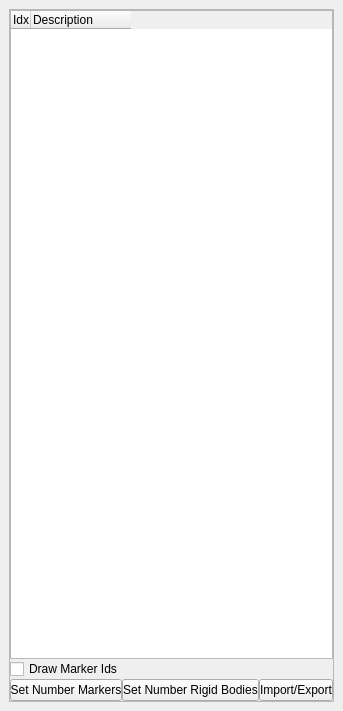
XROMMPackages/xmalab, file src/ui/ui-files/PointsDockWidget.ui: the form before one commit.
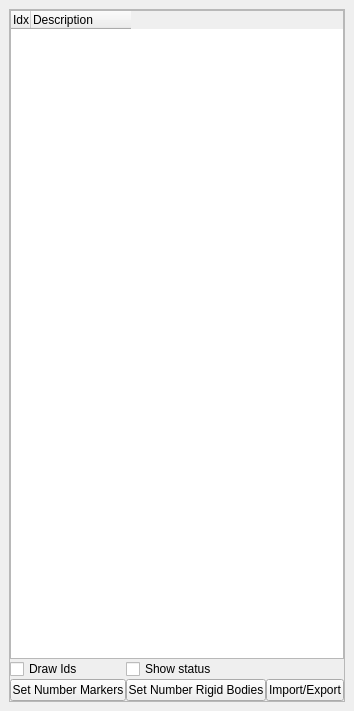
The form after the commit. Custom widgets are drawn as their Qt base class.

Commit message: MarkerStatus in PointList can be enabled and disabled via a checkbox

What changed in the file:
```diff
--- a/src/ui/ui-files/PointsDockWidget.ui
+++ b/src/ui/ui-files/PointsDockWidget.ui
@@ -6,7 +6,7 @@
    <rect>
     <x>0</x>
     <y>0</y>
-    <width>343</width>
+    <width>354</width>
     <height>711</height>
    </rect>
   </property>
@@ -28,7 +28,7 @@
         <rect>
          <x>0</x>
          <y>0</y>
-         <width>323</width>
+         <width>334</width>
          <height>669</height>
         </rect>
        </property>
@@ -39,7 +39,7 @@
         <property name="spacing">
          <number>0</number>
         </property>
-        <item row="2" column="0">
+        <item row="4" column="0">
          <widget class="QPushButton" name="pushButtonSetNumberMarkers">
           <property name="sizePolicy">
            <sizepolicy hsizetype="Minimum" vsizetype="Fixed">
@@ -58,8 +58,8 @@
           </property>
          </widget>
         </item>
-        <item row="2" column="1">
-         <widget class="QPushButton" name="pushButtonSetNumberRigidBodies">
+        <item row="1" column="0">
+         <widget class="QCheckBox" name="checkBoxDrawMarkerIds">
           <property name="minimumSize">
            <size>
             <width>20</width>
@@ -67,11 +67,11 @@
            </size>
           </property>
           <property name="text">
-           <string>Set Number Rigid Bodies</string>
+           <string>Draw Ids</string>
           </property>
          </widget>
         </item>
-        <item row="2" column="2">
+        <item row="4" column="2">
          <widget class="QPushButton" name="pushButtonImportExport">
           <property name="minimumSize">
            <size>
@@ -84,6 +84,32 @@
           </property>
          </widget>
         </item>
+        <item row="1" column="1" colspan="2">
+         <widget class="QCheckBox" name="checkBoxShowMarkerStatus">
+          <property name="minimumSize">
+           <size>
+            <width>20</width>
+            <height>0</height>
+           </size>
+          </property>
+          <property name="text">
+           <string>Show status</string>
+          </property>
+         </widget>
+        </item>
+        <item row="4" column="1">
+         <widget class="QPushButton" name="pushButtonSetNumberRigidBodies">
+          <property name="minimumSize">
+           <size>
+            <width>20</width>
+            <height>0</height>
+           </size>
+          </property>
+          <property name="text">
+           <string>Set Number Rigid Bodies</string>
+          </property>
+         </widget>
+        </item>
         <item row="0" column="0" colspan="3">
          <widget class="xma::MarkerTreeWidget" name="treeWidgetPoints">
           <property name="editTriggers">
@@ -135,19 +161,6 @@
           </column>
          </widget>
         </item>
-        <item row="1" column="0" colspan="3">
-         <widget class="QCheckBox" name="checkBoxDrawMarkerIds">
-          <property name="minimumSize">
-           <size>
-            <width>20</width>
-            <height>0</height>
-           </size>
-          </property>
-          <property name="text">
-           <string>Draw Marker Ids</string>
-          </property>
-         </widget>
-        </item>
        </layout>
       </widget>
      </widget>
```
The commit also changes 5 other files.
